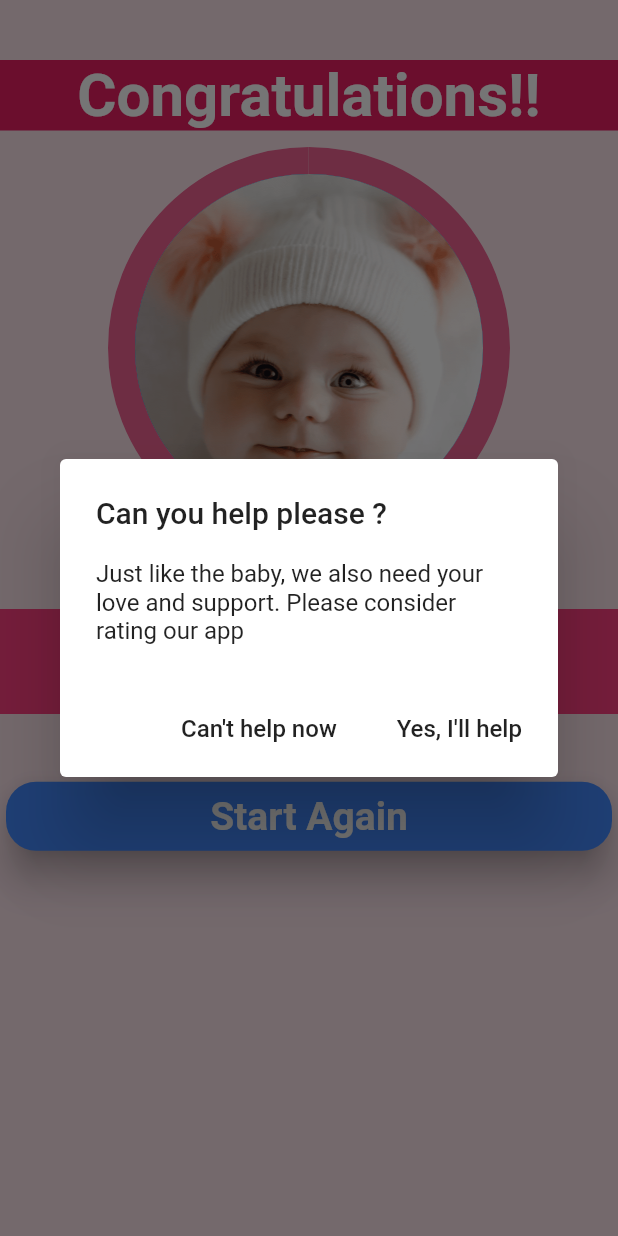
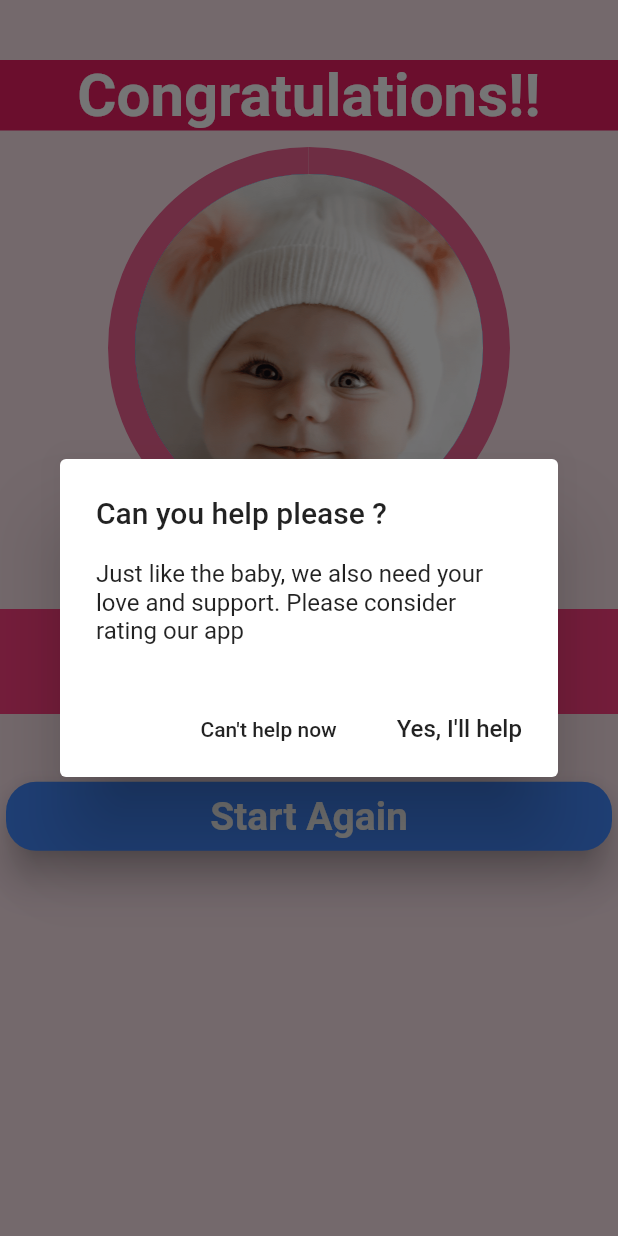
Before and after one commit to vysakhchandran/Gender_predictor, a Flutter app: the Result screen opened directly with empty values, after a tap on "Start Again", on a phone screen of 412 x 824 dp. Run offline on Flutter 3.47's test engine with Material 2 defaults, Android fonts, the phone set to English and light mode, and no system bars; missing offline and left inert: launch_review.

```diff
--- a/lib/result.dart
+++ b/lib/result.dart
@@ -174,7 +174,7 @@ body: SingleChildScrollView(
               FlatButton(
                 child: Text("Can't help now",
                 style: TextStyle(
-                  fontSize: 16,
+                  fontSize: 14,
                 ),),
                 onPressed: () {
                     Navigator.pushReplacementNamed(context, '/');
--- a/pubspec.yaml
+++ b/pubspec.yaml
@@ -15,7 +15,7 @@ publish_to: 'none' # Remove this line if you wish to publish to pub.dev
 # In iOS, build-name is used as CFBundleShortVersionString while build-number used as CFBundleVersion.
 # Read more about iOS versioning at
 # https://developer.apple.com/library/archive/documentation/General/Reference/InfoPlistKeyReference/Articles/CoreFoundationKeys.html
-version: 1.0.2+2
+version: 1.0.3+3
 
 environment:
   sdk: ">=2.7.0 <3.0.0"
```
